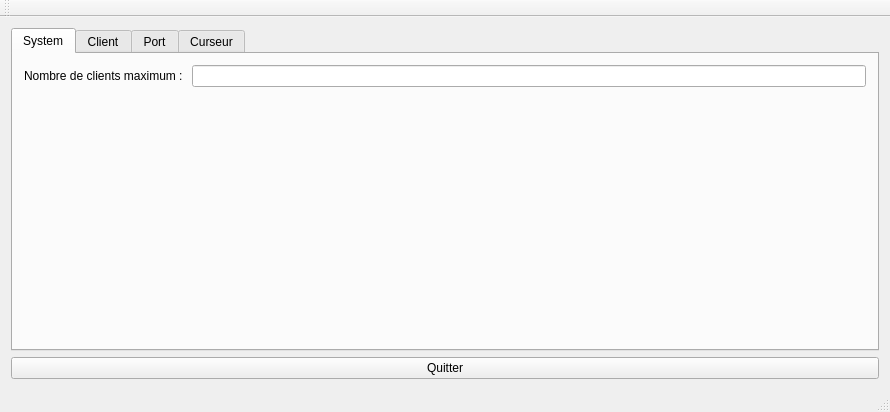
Old version of the form mainwindow.ui in the repository Dagal/CurseurMidi.
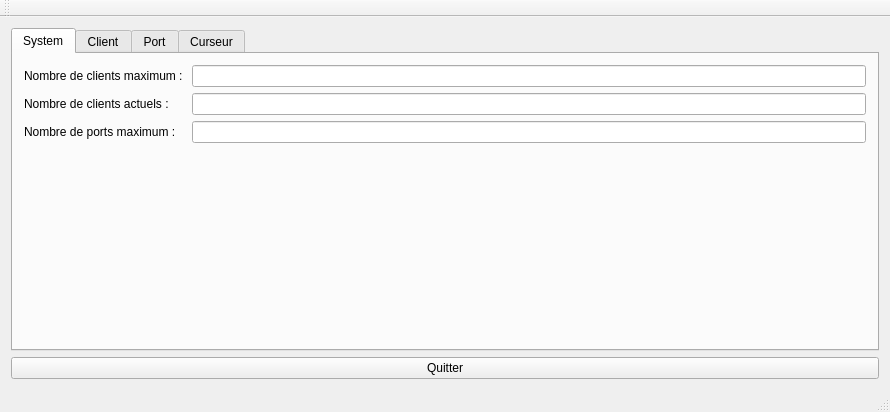
New version of the form.

```diff
--- a/mainwindow.ui
+++ b/mainwindow.ui
@@ -38,6 +38,26 @@
         <item row="0" column="1">
          <widget class="QLineEdit" name="maxClientsLineEdit"/>
         </item>
+        <item row="2" column="0">
+         <widget class="QLabel" name="maxPortsLabel">
+          <property name="text">
+           <string>Nombre de ports maximum : </string>
+          </property>
+         </widget>
+        </item>
+        <item row="2" column="1">
+         <widget class="QLineEdit" name="maxPortsLineEdit"/>
+        </item>
+        <item row="1" column="0">
+         <widget class="QLabel" name="currentClientsLabel">
+          <property name="text">
+           <string>Nombre de clients actuels : </string>
+          </property>
+         </widget>
+        </item>
+        <item row="1" column="1">
+         <widget class="QLineEdit" name="currentClientsLineEdit"/>
+        </item>
        </layout>
       </widget>
       <widget class="QWidget" name="clientTab">
```
